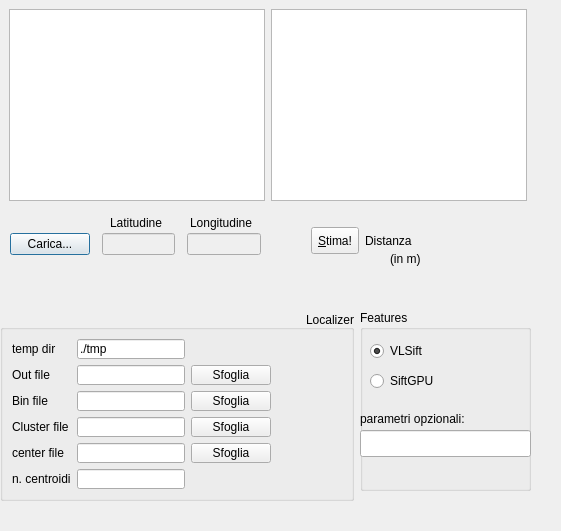
First picture: the form in qtgeo/interfaccia.ui, repository andreapi87/qt_geo, before the edit.
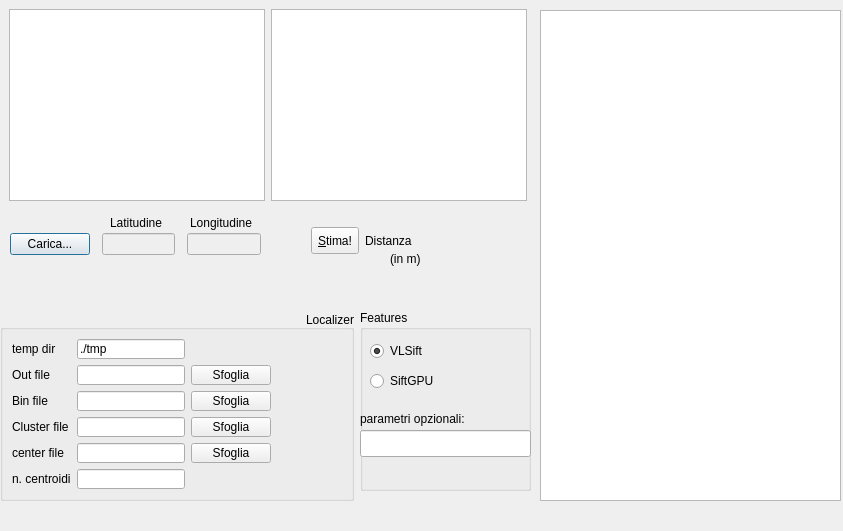
Second picture: the form after the edit.

What changed in the file:
```diff
--- a/qtgeo/interfaccia.ui
+++ b/qtgeo/interfaccia.ui
@@ -6,7 +6,7 @@
    <rect>
     <x>0</x>
     <y>0</y>
-    <width>561</width>
+    <width>843</width>
     <height>531</height>
    </rect>
   </property>
@@ -432,6 +432,32 @@
     <set>Qt::AlignBottom|Qt::AlignLeading|Qt::AlignLeft</set>
    </property>
   </widget>
+  <widget class="QFrame" name="frame">
+   <property name="geometry">
+    <rect>
+     <x>540</x>
+     <y>10</y>
+     <width>301</width>
+     <height>491</height>
+    </rect>
+   </property>
+   <property name="frameShape">
+    <enum>QFrame::StyledPanel</enum>
+   </property>
+   <property name="frameShadow">
+    <enum>QFrame::Raised</enum>
+   </property>
+   <widget class="QTextBrowser" name="log_text_browser">
+    <property name="geometry">
+     <rect>
+      <x>0</x>
+      <y>0</y>
+      <width>301</width>
+      <height>491</height>
+     </rect>
+    </property>
+   </widget>
+  </widget>
  </widget>
  <resources/>
  <connections/>
```
